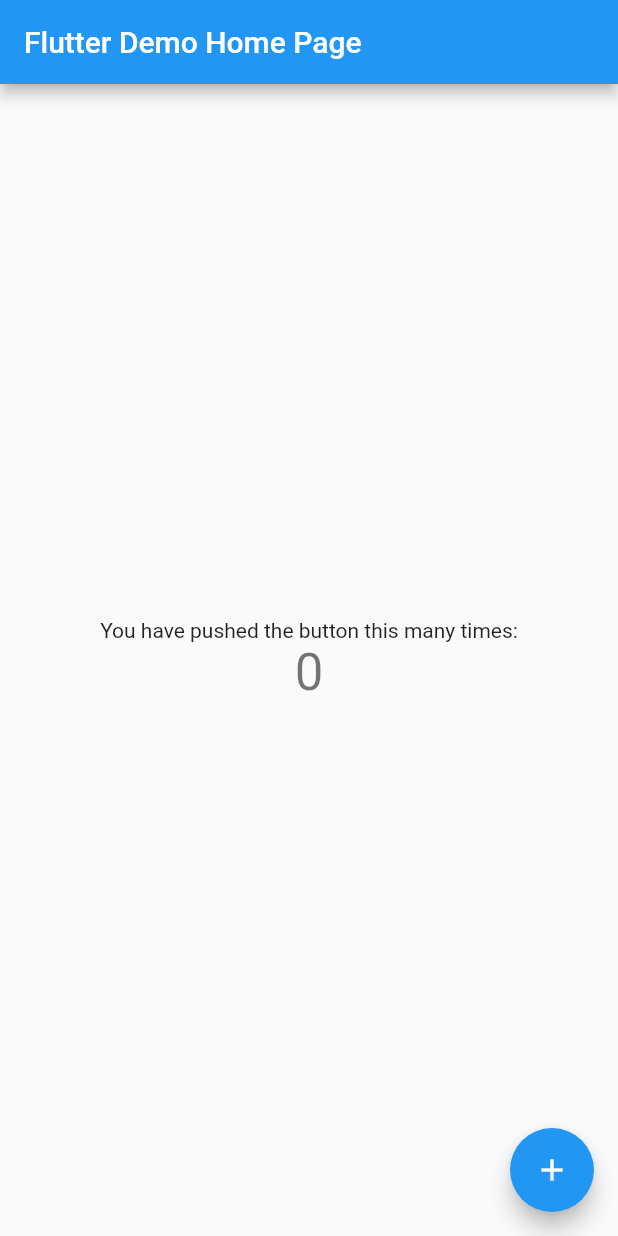
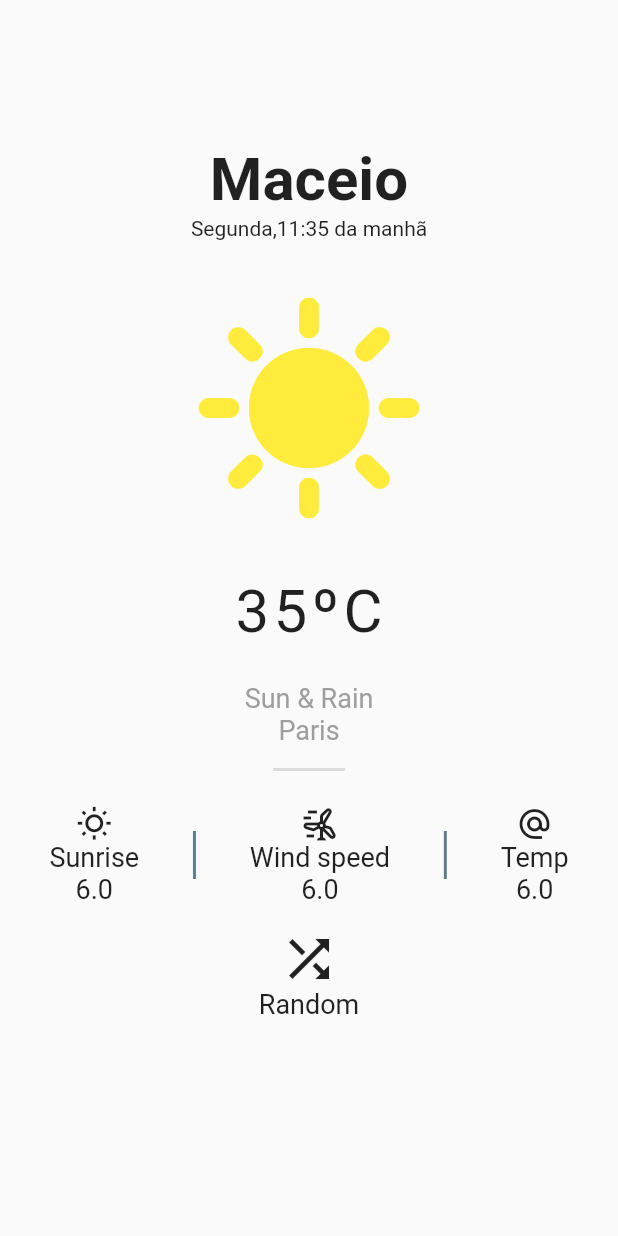
Before and after one commit to vsosmonteiro/weather_app_v1, a Flutter app: the screen it shows after launch, on a phone screen of 412 x 824 dp. Run offline on Flutter 3.47's test engine with Material 2 defaults, Android fonts, the phone set to English and light mode, and no system bars.

Commit message:
First screen

```diff
--- a/lib/main.dart
+++ b/lib/main.dart
@@ -1,4 +1,5 @@
 import 'package:flutter/material.dart';
+import 'package:weather_app_v1/views/home_page.dart';
 
 void main() {
   runApp(const MyApp());
@@ -6,110 +7,14 @@
 
 class MyApp extends StatelessWidget {
   const MyApp({super.key});
-
-  // This widget is the root of your application.
   @override
   Widget build(BuildContext context) {
     return MaterialApp(
-      title: 'Flutter Demo',
+      debugShowCheckedModeBanner: false,
       theme: ThemeData(
-        // This is the theme of your application.
-        //
-        // Try running your application with "flutter run". You'll see the
-        // application has a blue toolbar. Then, without quitting the app, try
-        // changing the primarySwatch below to Colors.green and then invoke
-        // "hot reload" (press "r" in the console where you ran "flutter run",
-        // or simply save your changes to "hot reload" in a Flutter IDE).
-        // Notice that the counter didn't reset back to zero; the application
-        // is not restarted.
         primarySwatch: Colors.blue,
       ),
-      home: const MyHomePage(title: 'Flutter Demo Home Page'),
+      home: const HomePage(),
     );
   }
 }
-
-class MyHomePage extends StatefulWidget {
-  const MyHomePage({super.key, required this.title});
-
-  // This widget is the home page of your application. It is stateful, meaning
-  // that it has a State object (defined below) that contains fields that affect
-  // how it looks.
-
-  // This class is the configuration for the state. It holds the values (in this
-  // case the title) provided by the parent (in this case the App widget) and
-  // used by the build method of the State. Fields in a Widget subclass are
-  // always marked "final".
-
-  final String title;
-
-  @override
-  State<MyHomePage> createState() => _MyHomePageState();
-}
-
-class _MyHomePageState extends State<MyHomePage> {
-  int _counter = 0;
-
-  void _incrementCounter() {
-    setState(() {
-      // This call to setState tells the Flutter framework that something has
-      // changed in this State, which causes it to rerun the build method below
-      // so that the display can reflect the updated values. If we changed
-      // _counter without calling setState(), then the build method would not be
-      // called again, and so nothing would appear to happen.
-      _counter++;
-    });
-  }
-
-  @override
-  Widget build(BuildContext context) {
-    // This method is rerun every time setState is called, for instance as done
-    // by the _incrementCounter method above.
-    //
-    // The Flutter framework has been optimized to make rerunning build methods
-    // fast, so that you can just rebuild anything that needs updating rather
-    // than having to individually change instances of widgets.
-    return Scaffold(
-      appBar: AppBar(
-        // Here we take the value from the MyHomePage object that was created by
-        // the App.build method, and use it to set our appbar title.
-        title: Text(widget.title),
-      ),
-      body: Center(
-        // Center is a layout widget. It takes a single child and positions it
-        // in the middle of the parent.
-        child: Column(
-          // Column is also a layout widget. It takes a list of children and
-          // arranges them vertically. By default, it sizes itself to fit its
-          // children horizontally, and tries to be as tall as its parent.
-          //
-          // Invoke "debug painting" (press "p" in the console, choose the
-          // "Toggle Debug Paint" action from the Flutter Inspector in Android
-          // Studio, or the "Toggle Debug Paint" command in Visual Studio Code)
-          // to see the wireframe for each widget.
-          //
-          // Column has various properties to control how it sizes itself and
-          // how it positions its children. Here we use mainAxisAlignment to
-          // center the children vertically; the main axis here is the vertical
-          // axis because Columns are vertical (the cross axis would be
-          // horizontal).
-          mainAxisAlignment: MainAxisAlignment.center,
-          children: <Widget>[
-            const Text(
-              'You have pushed the button this many times:',
-            ),
-            Text(
-              '$_counter',
-              style: Theme.of(context).textTheme.headline4,
-            ),
-          ],
-        ),
-      ),
-      floatingActionButton: FloatingActionButton(
-        onPressed: _incrementCounter,
-        tooltip: 'Increment',
-        child: const Icon(Icons.add),
-      ), // This trailing comma makes auto-formatting nicer for build methods.
-    );
-  }
-}
--- /dev/null
+++ b/lib/views/home_page.dart
@@ -0,0 +1,112 @@
+import 'package:flutter/material.dart';
+
+class HomePage extends StatefulWidget {
+  const HomePage({Key? key}) : super(key: key);
+
+  @override
+  State<HomePage> createState() => _HomePageState();
+}
+
+class _HomePageState extends State<HomePage> {
+  @override
+  Widget build(BuildContext context) {
+    return Scaffold(
+      body: SingleChildScrollView(
+        padding: EdgeInsets.symmetric(horizontal: 16),
+        child: Center(
+          child: Column(
+            children: [
+              const Padding(
+                padding: EdgeInsets.only(top: 96, bottom: 1),
+                child: Text(
+                  'Maceio',
+                  style: TextStyle(fontSize: 40, fontWeight: FontWeight.bold),
+                ),
+              ),
+              const Text(
+                'Segunda,11:35 da manhã',
+                style: TextStyle(fontWeight: FontWeight.w400, fontSize: 14),
+              ),
+              const Padding(
+                padding: EdgeInsets.only(top: 32.0, bottom: 32),
+                child: Icon(
+                  Icons.sunny,
+                  size: 160,
+                  color: Colors.yellow,
+                ),
+              ),
+              const Padding(
+                padding: EdgeInsets.only(bottom: 8.0),
+                child: Text(
+                  '35ºC',
+                  style: TextStyle(
+                      fontSize: 40,
+                      letterSpacing: 3,
+                      fontWeight: FontWeight.w400),
+                ),
+              ),
+              const Padding(
+                padding: EdgeInsets.only(top: 16.0),
+                child: Text(
+                  'Sun & Rain',
+                  style: TextStyle(color: Colors.grey, fontSize: 18),
+                ),
+              ),
+              const Text(
+                'Paris',
+                style: TextStyle(color: Colors.grey, fontSize: 18),
+              ),
+              Container(
+                margin: EdgeInsets.symmetric(vertical: 8),
+                  width: 48,
+                  child: const Divider(
+                    thickness: 2,
+                  )),
+              Padding(
+                padding: const EdgeInsets.only(top: 8.0),
+                child: Row(
+                  mainAxisAlignment: MainAxisAlignment.spaceAround,
+                  children: [
+                    _bottomwidget(
+                        Icon(Icons.wb_sunny_outlined), 'Sunrise', '6.0'),
+                    Container(
+                      margin: EdgeInsets.symmetric(horizontal: 2),
+                      height: 32,
+                      width: 2,
+                      color: Colors.blueGrey,
+                    ),
+                    _bottomwidget(Icon(Icons.wind_power_outlined), 'Wind speed', '6.0'),
+                    Container(
+                      margin: EdgeInsets.symmetric(horizontal: 2),
+                      height: 32,
+                      width: 2,
+                      color: Colors.blueGrey,
+                    ),
+                    _bottomwidget(Icon(Icons.alternate_email), 'Temp', '6.0'),
+                  ],
+                ),
+              ),
+              Padding(
+                padding: const EdgeInsets.only(top: 16.0),
+                child: _bottomwidget(Icon(Icons.shuffle,size: 40,), 'Random', ''),
+              )
+            ],
+          ),
+        ),
+      ),
+    );
+  }
+
+  Column _bottomwidget(Icon icon1, String text1, String text2) {
+    return Column(
+      children: [
+        icon1,
+        Text(
+          text1,
+          style: const TextStyle(fontSize: 18),
+        ),
+        Text(text2, style: const TextStyle(fontSize: 18))
+      ],
+    );
+  }
+}
```
